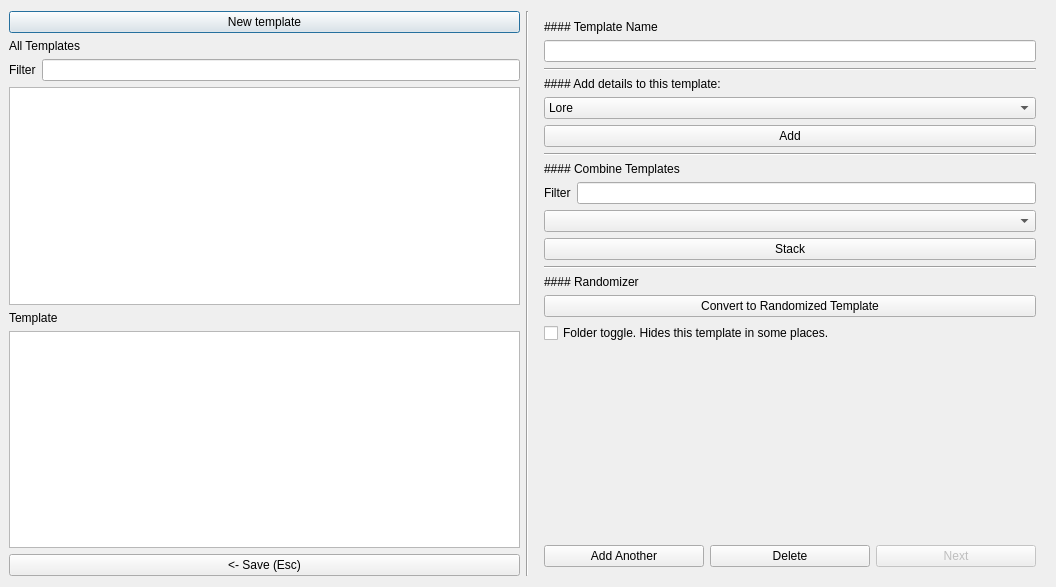
Old version of the form ui_files/Acadamy_Dialog.ui in the repository nogasgofast/Adventure_Wrench.
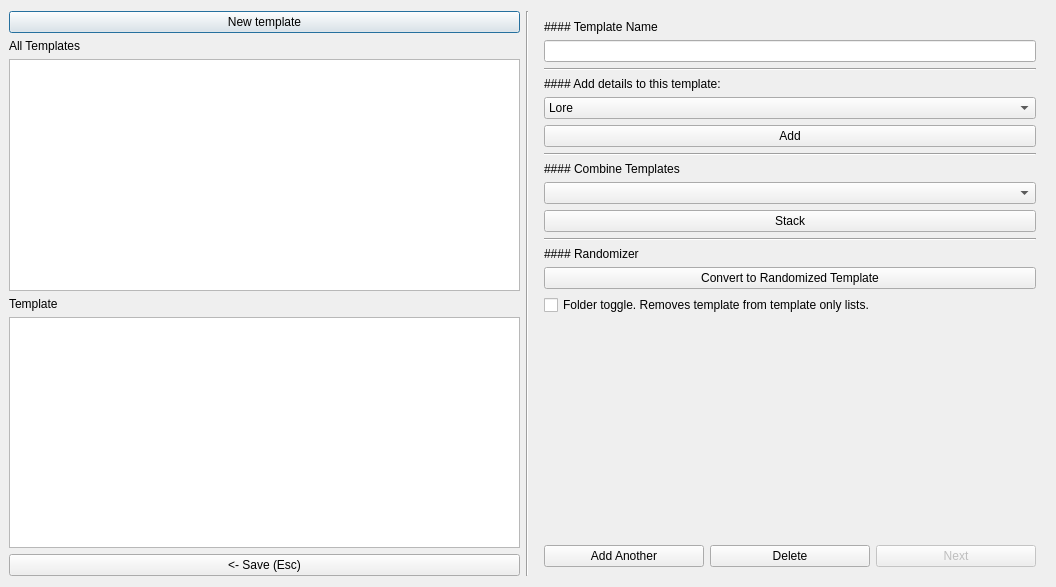
New version of the form. Icons and pictures are not drawn.

Commit message: *Breaking Changes* - Database changes make previous versions incompatible. - I've honestly spent too long working on this push. There are a bunch of bug-fixes and improvements here, too many to list. - There was a pretty big code refactor here as well. One of the reasons to breaking changes was to simplify and improve the code base. - I've added a splash of color to improve clarity and readability.

The edit to the form file:
```diff
--- a/ui_files/Acadamy_Dialog.ui
+++ b/ui_files/Acadamy_Dialog.ui
@@ -33,20 +33,6 @@
        </property>
       </widget>
      </item>
-     <item>
-      <layout class="QHBoxLayout" name="horizontalLayout_filter">
-       <item>
-        <widget class="QLabel" name="label_filter">
-         <property name="text">
-          <string>Filter</string>
-         </property>
-        </widget>
-       </item>
-       <item>
-        <widget class="QLineEdit" name="lineEdit_filter"/>
-       </item>
-      </layout>
-     </item>
      <item>
       <widget class="QListWidget" name="listWidget_all_templates">
        <property name="sortingEnabled">
@@ -210,20 +196,6 @@
          </property>
         </widget>
        </item>
-       <item>
-        <layout class="QHBoxLayout" name="horizontalLayout_2">
-         <item>
-          <widget class="QLabel" name="label_filter_templates_page">
-           <property name="text">
-            <string>Filter</string>
-           </property>
-          </widget>
-         </item>
-         <item>
-          <widget class="QLineEdit" name="lineEdit_filter_templates_page"/>
-         </item>
-        </layout>
-       </item>
        <item>
         <widget class="QComboBox" name="comboBox_stack_template"/>
        </item>
@@ -267,7 +239,7 @@
        <item>
         <widget class="QCheckBox" name="checkBox_is_folder_template">
          <property name="text">
-          <string>Folder toggle. Hides this template in some places.</string>
+          <string>Folder toggle. Removes template from template only lists.</string>
          </property>
         </widget>
        </item>
```
Left out of the diff: 2 changed lines with no effect on the pictures. The commit also changes 17 other files.
